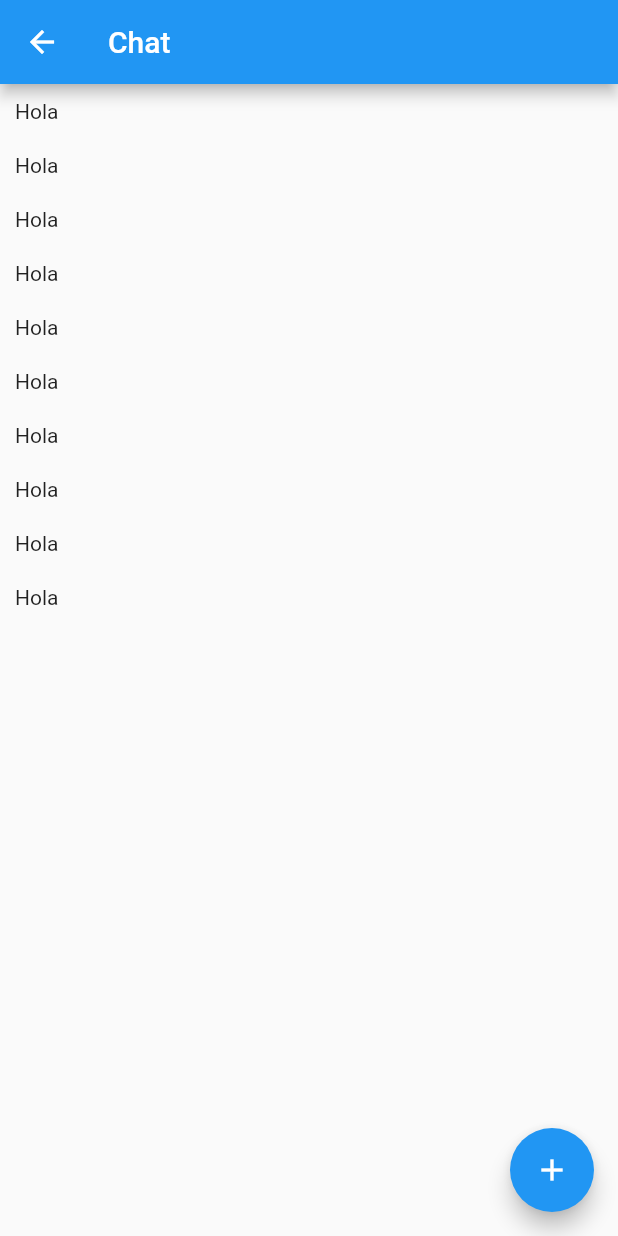
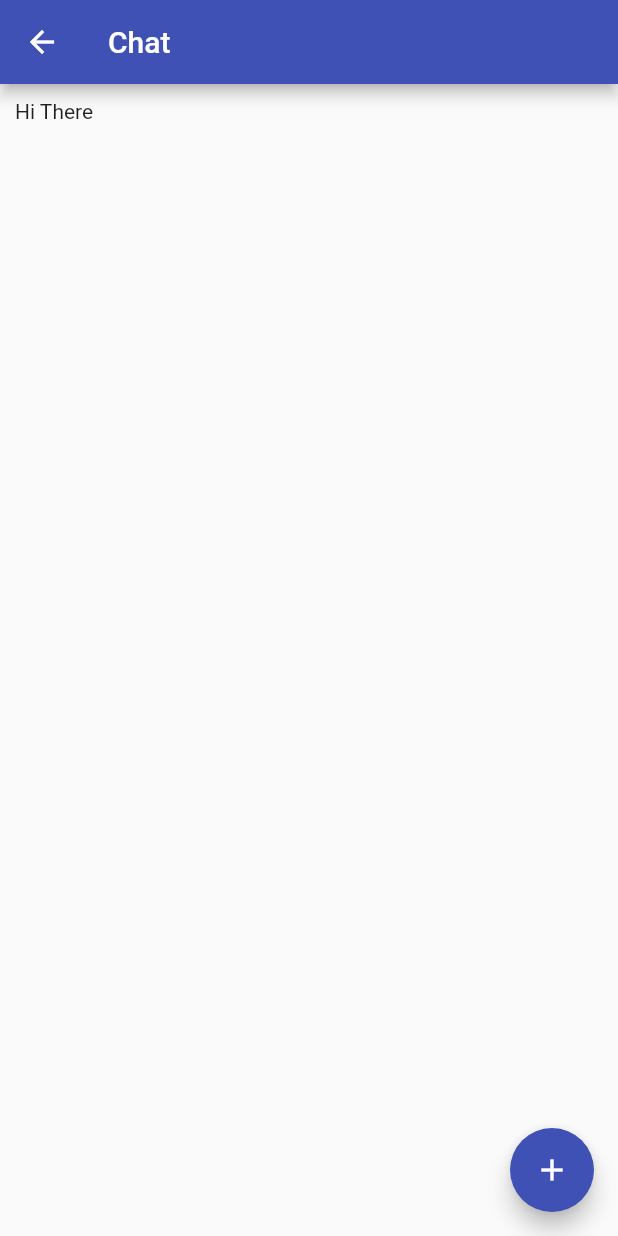
Before and after one commit to ishanknijhawan/BookLord, a Flutter app: the ChatScreen screen opened by its route, after a tap on the "add" icon, on a phone screen of 412 x 824 dp. Run offline on Flutter 3.47's test engine with Material 2 defaults, Android fonts, the phone set to English and light mode, and no system bars; our stand-ins replace cloud_firestore, firebase_auth; accounts and stored records are empty.

```diff
--- a/lib/screens/chat_screen.dart
+++ b/lib/screens/chat_screen.dart
@@ -9,26 +9,36 @@ class ChatScreen extends StatelessWidget {
       appBar: AppBar(
         title: Text('Chat'),
       ),
-      body: ListView.builder(
-        itemCount: 10,
-        itemBuilder: (context, index) => Container(
-          child: Padding(
-            padding: EdgeInsets.all(10),
-            child: Text('Hola'),
-          ),
-        ),
-      ),
+      body: StreamBuilder(
+          stream: Firestore.instance
+              .collection('chats/EPm2rHc5LsxeCDrplh8c/messages')
+              .snapshots(),
+          builder: (ctx, snapShot) {
+            var documents = snapShot.data.documents;
+            if (snapShot.connectionState == ConnectionState.waiting) {
+              return Center(
+                child: CircularProgressIndicator(),
+              );
+            }
+            return ListView.builder(
+              itemCount: documents.length,
+              itemBuilder: (context, i) => Container(
+                child: Padding(
+                  padding: EdgeInsets.all(10),
+                  child: Text(documents[i]['text']),
+                ),
+              ),
+            );
+          }),
       floatingActionButton: FloatingActionButton(
-        child: Icon(Icons.add),
+        backgroundColor: Theme.of(context).primaryColor,
+        child: Icon(Icons.add, color: Colors.white),
         onPressed: () {
           Firestore.instance
               .collection('chats/EPm2rHc5LsxeCDrplh8c/messages')
-              .snapshots()
-              .listen((data) {
-            data.documents.forEach((element) {
-              print(element['text']);
-            });
-          });
+              .add(
+            {'text': 'Hi There'},
+          );
         },
       ),
     );
--- a/pubspec.yaml
+++ b/pubspec.yaml
@@ -28,6 +28,7 @@ dependencies:
     # Use with the CupertinoIcons class for iOS style icons.
     cupertino_icons: ^1.0.0
     cloud_firestore: ^0.13.5
+    firebase_auth: 0.16.1
 
 dev_dependencies:
     flutter_test:
```
Also changed, not shown: lib/main.dart (+14 -1 lines), lib/screens/auth_screen.dart (added, +47 -0 lines), lib/widgets/auth_form.dart (added, +169 -0 lines), pubspec.lock, 1 other file.
